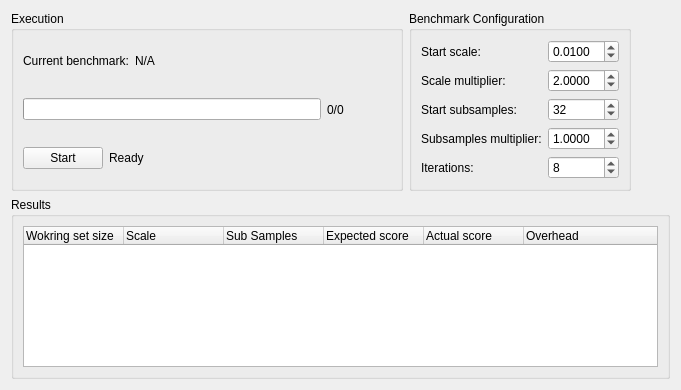
Old version of the form apps/Qt/Views/MemoryOverheadView/MemoryOverheadView.ui in the repository klapeto/elpida.
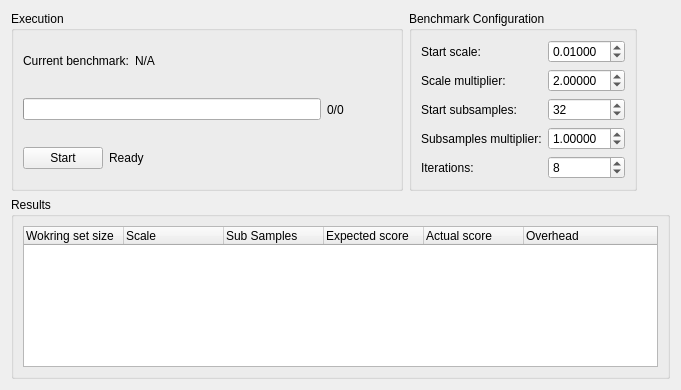
New version of the form.

Commit message: Increased decimals on scaling multiplier

```diff
--- a/apps/Qt/Views/MemoryOverheadView/MemoryOverheadView.ui
+++ b/apps/Qt/Views/MemoryOverheadView/MemoryOverheadView.ui
@@ -169,7 +169,7 @@
       <item row="4" column="1">
        <widget class="QDoubleSpinBox" name="spnSubSamplesMultiplier">
         <property name="decimals">
-         <number>4</number>
+         <number>5</number>
         </property>
         <property name="minimum">
          <double>0.001000000000000</double>
@@ -182,7 +182,7 @@
       <item row="0" column="1">
        <widget class="QDoubleSpinBox" name="spnInitialScale">
         <property name="decimals">
-         <number>4</number>
+         <number>5</number>
         </property>
         <property name="minimum">
          <double>0.000100000000000</double>
@@ -236,7 +236,7 @@
       <item row="1" column="1">
        <widget class="QDoubleSpinBox" name="spnScaleMultiplier">
         <property name="decimals">
-         <number>4</number>
+         <number>5</number>
         </property>
         <property name="value">
          <double>2.000000000000000</double>
```
The commit also changes 2 other files.
